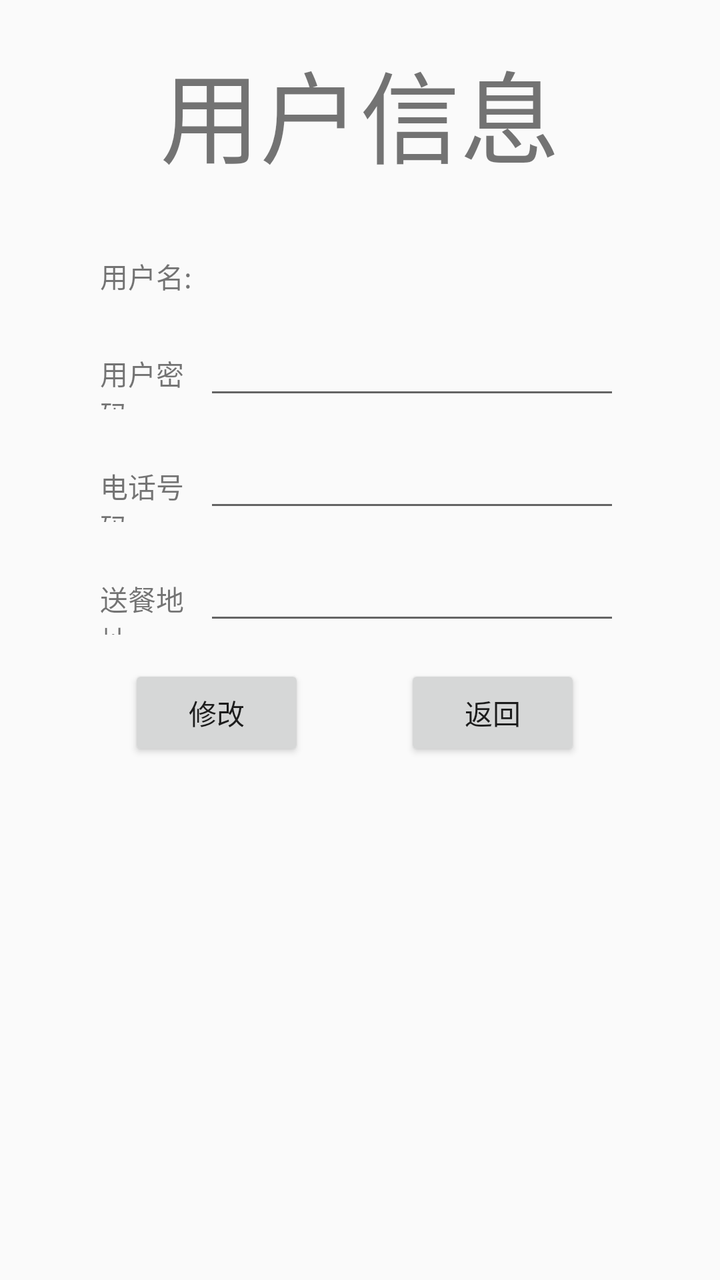
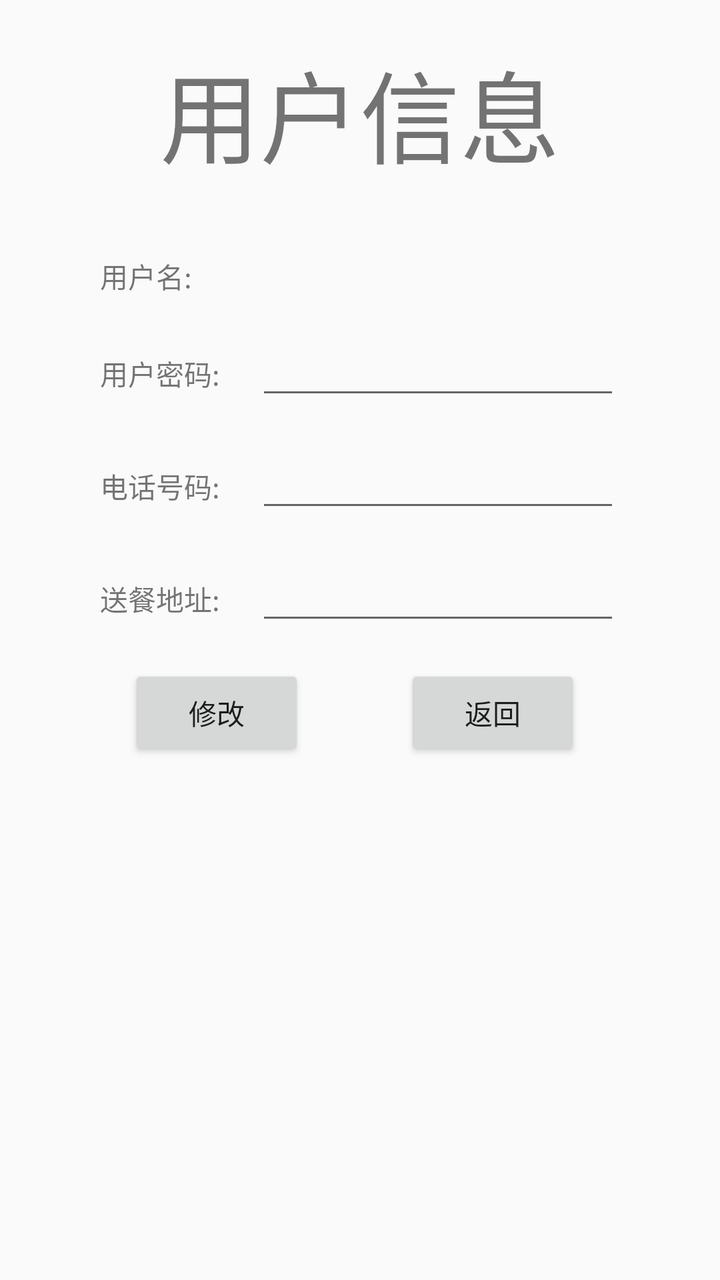

Screens rendered from an Android XML layout before and after an edit, with the pre-edit source and the edit as a unified diff.
<!-- AndroidManifest.xml: application theme Theme.Class2021_2022_2_AndroidAppDevelopTraining -->
<!-- res/layout/activity_user_info_stu.xml -->
<?xml version="1.0" encoding="utf-8"?>
<LinearLayout xmlns:android="http://schemas.android.com/apk/res/android"
    android:layout_width="match_parent"
    android:layout_height="match_parent"
    android:paddingTop="20dp"
    android:paddingHorizontal="50dp"
    android:orientation="vertical">

    <LinearLayout
        android:layout_width="match_parent"
        android:layout_height="wrap_content"
        android:layout_marginBottom="35dp"
        android:orientation="vertical">

        <TextView
            android:layout_width="match_parent"
            android:layout_height="wrap_content"
            android:layout_weight="2"
            android:gravity="center"
            android:textSize="50dp"
            android:text="用户信息" />

    </LinearLayout>


    <LinearLayout
        android:layout_width="match_parent"
        android:layout_height="wrap_content"
        android:layout_marginBottom="15dp"
        android:orientation="horizontal">

        <TextView
            android:layout_width="0dp"
            android:layout_height="wrap_content"
            android:layout_weight="2"
            android:text="用户名: " />

        <TextView
            android:id="@+id/textView1"
            android:layout_width="0dp"
            android:layout_weight="8"
            android:layout_height="wrap_content" />
    </LinearLayout>

    <LinearLayout
        android:layout_width="match_parent"
        android:layout_height="wrap_content"
        android:layout_marginBottom="15dp"
        android:orientation="horizontal">

        <TextView
            android:layout_width="0dp"
            android:layout_height="wrap_content"
            android:layout_weight="2"
            android:text="用户密码: " />

        <EditText
            android:id="@+id/editText1"
            android:layout_width="0dp"
            android:layout_weight="8"
            android:layout_height="wrap_content" />
    </LinearLayout>


    <LinearLayout
        android:layout_width="match_parent"
        android:layout_height="wrap_content"
        android:layout_marginBottom="15dp"
        android:orientation="horizontal">

        <TextView
            android:layout_width="0dp"
            android:layout_height="wrap_content"
            android:layout_weight="2"
            android:text="电话号码: " />

        <EditText
            android:id="@+id/editText2"
            android:layout_width="0dp"
            android:layout_weight="8"
            android:layout_height="wrap_content" />
    </LinearLayout>

    <LinearLayout
        android:layout_width="match_parent"
        android:layout_height="wrap_content"
        android:layout_marginBottom="15dp"
        android:orientation="horizontal">

        <TextView
            android:layout_width="0dp"
            android:layout_height="wrap_content"
            android:layout_weight="2"
            android:text="送餐地址: " />

        <EditText
            android:id="@+id/editText3"
            android:layout_width="0dp"
            android:layout_weight="8"
            android:layout_height="wrap_content" />
    </LinearLayout>


    <LinearLayout
        android:layout_width="match_parent"
        android:orientation="horizontal"
        android:gravity="center"
        android:layout_height="wrap_content">

        <Button
            android:id="@+id/button1"
            android:layout_width="wrap_content"
            android:layout_height="wrap_content"
            android:layout_marginRight="50dp"
            android:text="修改" />

        <Button
            android:id="@+id/button2"
            android:layout_width="wrap_content"
            android:layout_height="wrap_content"
            android:layout_marginRight="5dp"
            android:text="返回" />

    </LinearLayout>


</LinearLayout>
<!-- resources referenced by this layout -->
<resources>
  <style name="Theme.Class2021_2022_2_AndroidAppDevelopTraining" parent="Theme.MaterialComponents.DayNight.DarkActionBar.Bridge">
          
          <item name="colorPrimary">@color/purple_500</item>
          <item name="colorPrimaryVariant">@color/purple_700</item>
          <item name="colorOnPrimary">@color/white</item>
          
          <item name="colorSecondary">@color/teal_200</item>
          <item name="colorSecondaryVariant">@color/teal_700</item>
          <item name="colorOnSecondary">@color/black</item>
          
          <item name="android:statusBarColor" tools:targetApi="l">?attr/colorPrimaryVariant</item>
          
      </style>
  <color name="purple_500">#FF6200EE</color>
  <color name="purple_700">#FF3700B3</color>
  <color name="white">#FFFFFFFF</color>
  <color name="teal_200">#FF03DAC5</color>
  <color name="teal_700">#FF018786</color>
  <color name="black">#FF000000</color>
</resources>

<!-- the commit's change to res/layout/activity_user_info_stu.xml (unified diff, before → after) -->
@@ -32,13 +32,13 @@
         <TextView
             android:layout_width="0dp"
             android:layout_height="wrap_content"
-            android:layout_weight="2"
+            android:layout_weight="3"
             android:text="用户名: " />
 
         <TextView
             android:id="@+id/textView1"
             android:layout_width="0dp"
-            android:layout_weight="8"
+            android:layout_weight="7"
             android:layout_height="wrap_content" />
     </LinearLayout>
 
@@ -51,13 +51,13 @@
         <TextView
             android:layout_width="0dp"
             android:layout_height="wrap_content"
-            android:layout_weight="2"
+            android:layout_weight="3"
             android:text="用户密码: " />
 
         <EditText
             android:id="@+id/editText1"
             android:layout_width="0dp"
-            android:layout_weight="8"
+            android:layout_weight="7"
             android:layout_height="wrap_content" />
     </LinearLayout>
 
@@ -71,13 +71,13 @@
         <TextView
             android:layout_width="0dp"
             android:layout_height="wrap_content"
-            android:layout_weight="2"
+            android:layout_weight="3"
             android:text="电话号码: " />
 
         <EditText
             android:id="@+id/editText2"
             android:layout_width="0dp"
-            android:layout_weight="8"
+            android:layout_weight="7"
             android:layout_height="wrap_content" />
     </LinearLayout>
 
@@ -90,13 +90,13 @@
         <TextView
             android:layout_width="0dp"
             android:layout_height="wrap_content"
-            android:layout_weight="2"
+            android:layout_weight="3"
             android:text="送餐地址: " />
 
         <EditText
             android:id="@+id/editText3"
             android:layout_width="0dp"
-            android:layout_weight="8"
+            android:layout_weight="7"
             android:layout_height="wrap_content" />
     </LinearLayout>
 
